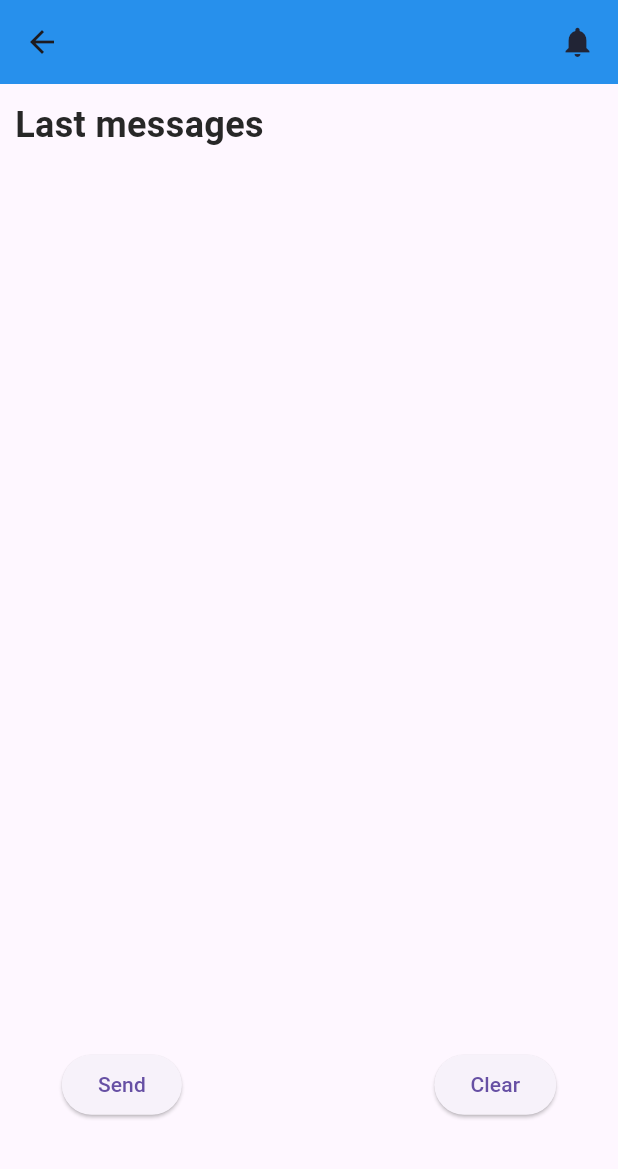
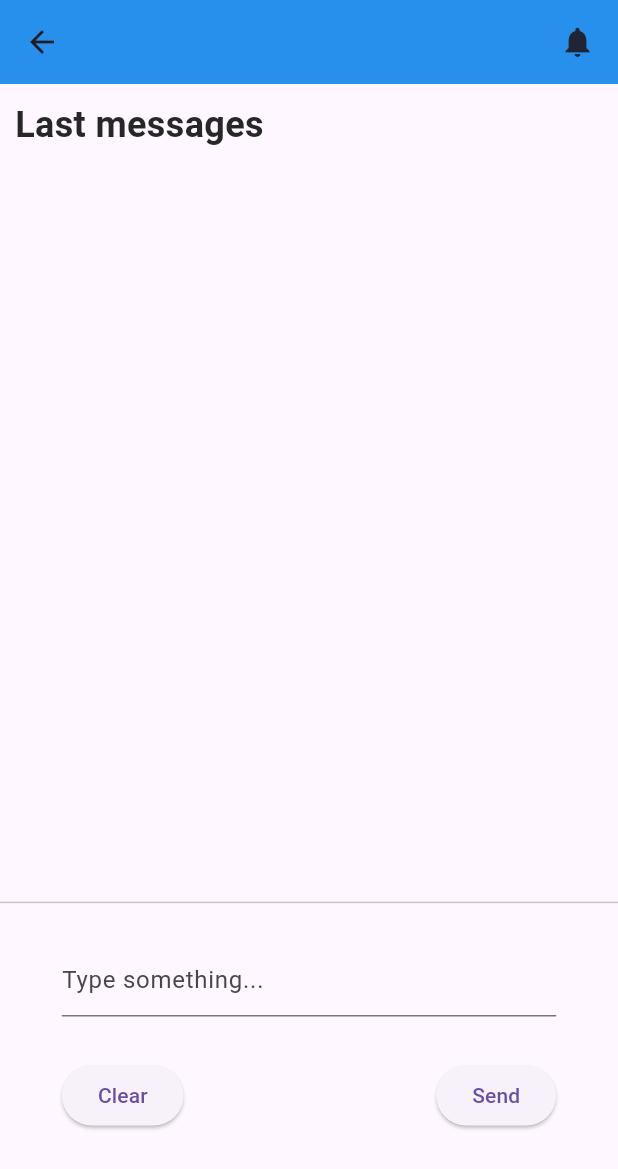
Before and after one commit to IgVelasco/nearby_cross, a Flutter app: the ComunicationScreen screen opened directly with empty values, on a phone screen of 412 x 824 dp. Shown: the top 1169 px of the screen. Run offline on Flutter 3.47's test engine with Material 3 defaults, Android fonts, the light colour scheme and no system bars; our stand-ins replace logger, permission_handler; missing offline and left inert: dart:ffi.

Commit message:
feat(flutter): :sparkles: Add input to send messages + Add Interact screen for Discoverers

```diff
--- a/example/lib/screens/comunication_screen.dart
+++ b/example/lib/screens/comunication_screen.dart
@@ -29,7 +29,9 @@ class ComunicationMessage extends StatelessWidget {
 
 class ComunicationScreen extends StatelessWidget {
   final Device device;
-  const ComunicationScreen({super.key, required this.device});
+  final TextEditingController _textFieldController = TextEditingController();
+
+  ComunicationScreen({super.key, required this.device});
 
   @override
   Widget build(BuildContext context) {
@@ -51,8 +53,7 @@ class ComunicationScreen extends StatelessWidget {
                       return Column(
                         children: [
                           SizedBox(
-                            height: constraints.maxHeight * 0.8,
-                            width: constraints.maxWidth,
+                            height: constraints.maxHeight * 0.7,
                             child: Column(
                               mainAxisAlignment: MainAxisAlignment.start,
                               children: [
@@ -75,12 +76,10 @@ class ComunicationScreen extends StatelessWidget {
                                   ),
                                 ),
                                 Expanded(
-                                    flex: 1,
                                     child: Consumer<ComunicationViewModel>(
                                   builder: (context, provider, child) =>
                                       ListView.builder(
                                           scrollDirection: Axis.vertical,
-                                              padding: const EdgeInsets.all(0),
                                           itemCount:
                                               provider.getMessagesCount(),
                                           shrinkWrap: true,
@@ -88,35 +87,52 @@ class ComunicationScreen extends StatelessWidget {
                                           itemBuilder: (context, index) {
                                             return ComunicationMessage(
                                                 text: provider
-                                                            .getLastMessages()[
-                                                        index]);
+                                                    .getLastMessages()[index]);
                                           }),
                                 )),
                               ],
                             ),
                           ),
+                          const Divider(),
                           SizedBox(
-                            height: constraints.maxHeight * 0.10,
+                            height: constraints.maxHeight * 0.20,
                             width: MediaQuery.of(context).size.width * 0.8,
                             child: Column(
                               mainAxisAlignment: MainAxisAlignment.end,
                               children: [
-                                Row(
+                                Padding(
+                                  padding:
+                                      const EdgeInsets.symmetric(vertical: 20),
+                                  child: TextField(
+                                    decoration: const InputDecoration(
+                                      hintText: 'Type something...',
+                                    ),
+                                    controller:
+                                        _textFieldController, // Add this line
+                                  ),
+                                ),
+                                Expanded(
+                                  child: Row(
                                     mainAxisAlignment:
                                         MainAxisAlignment.spaceBetween,
                                     children: [
-                                    ElevatedButton(
-                                      onPressed: () {},
-                                      child: const Text('Send'),
-                                    ),
                                       ElevatedButton(
                                         onPressed: () {
                                           vm.clearMessages();
                                         },
                                         child: const Text('Clear'),
-                                    )
+                                      ),
+                                      ElevatedButton(
+                                        onPressed: () {
+                                          String inputData =
+                                              _textFieldController.text;
+                                          viewModel.sendData(inputData);
+                                        },
+                                        child: const Text('Send'),
+                                      ),
                                     ],
-                                )
+                                  ),
+                                ),
                               ],
                             ),
                           ),
```
Also changed, not shown: example/lib/screens/advertiser_comunication_screen.dart (deleted, +0 -67 lines), example/lib/screens/discoverer_comunication_screen.dart (deleted, +0 -53 lines), example/lib/viewmodels/advertiser_comunication_viewmodel.dart (deleted, +0 -64 lines), example/lib/viewmodels/discoverer_comunication_viewmodel.dart (deleted, +0 -37 lines), example/lib/widgets/advertiser_actions.dart (+3 -5 lines), example/lib/widgets/discoverer_actions.dart (+5 -18 lines). Lines whose indentation alone changed are shown as unchanged.
